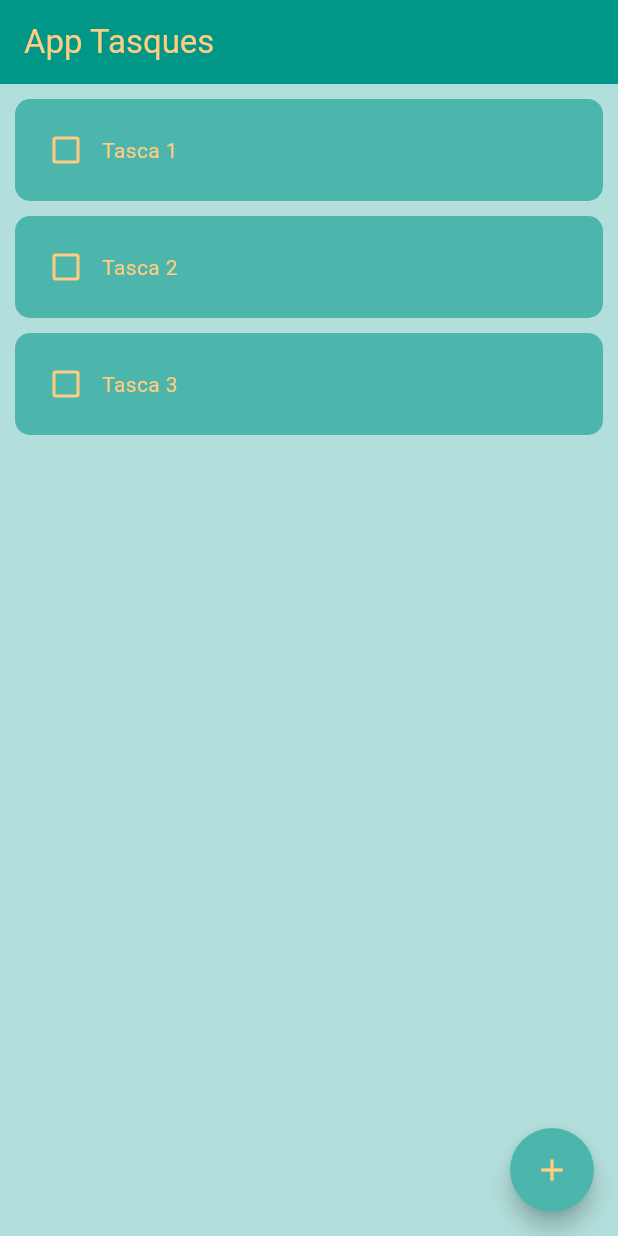
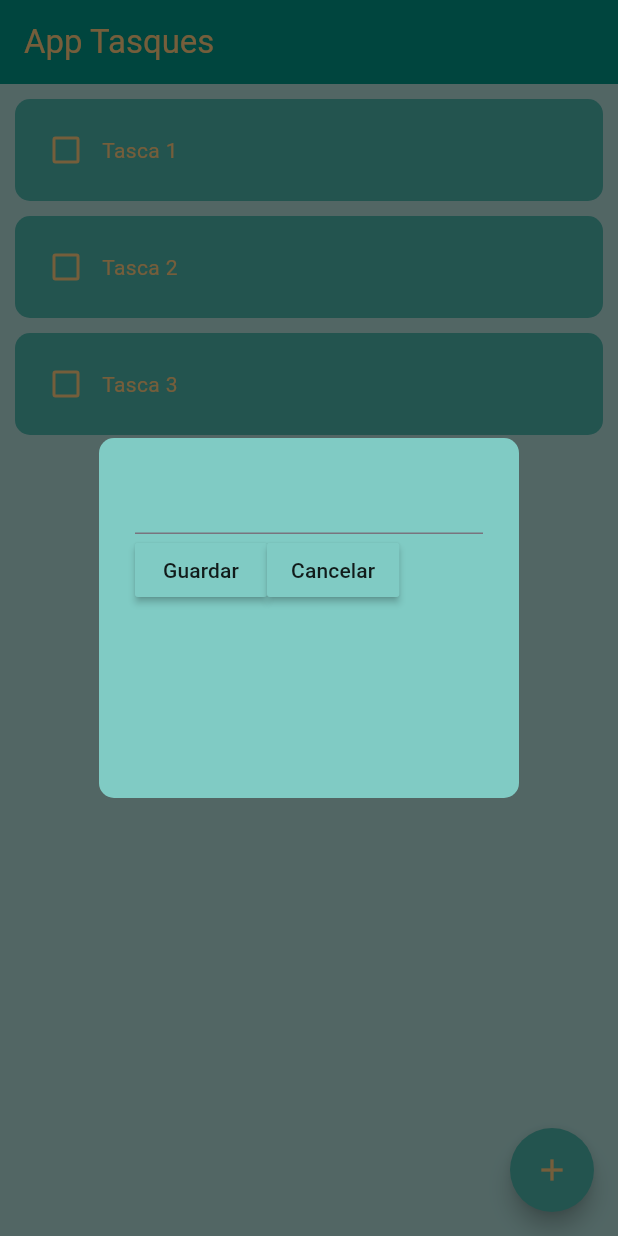
Before and after one commit to Polichus/aplicacio_tasques, a Flutter app: the screen it shows after launch, after a tap on the "add" icon, on a phone screen of 412 x 824 dp. Run offline on Flutter 3.47's test engine with Material 3 defaults, Android fonts, the phone set to English and light mode, and no system bars; drawn by our look-alikes of flutter_slidable.

Commit message:
Dialog mostrarse

```diff
--- /dev/null
+++ b/lib/components/boto_dialog.dart
@@ -0,0 +1,21 @@
+import 'package:flutter/material.dart';
+
+class BotoDialog extends StatelessWidget {
+  final String textBoto;
+  final Function()? accioBoto;
+
+  const BotoDialog({
+    super.key,
+    required this.textBoto,
+    required this.accioBoto,
+  });
+
+  @override
+  Widget build(BuildContext context) {
+    return MaterialButton(
+      onPressed: accioBoto,
+      color: Colors.teal[200],
+      child: Text(textBoto),
+    );
+  }
+}
--- /dev/null
+++ b/lib/components/dialog_nova_tasca.dart
@@ -0,0 +1,36 @@
+import 'package:aplicacio_tasques/components/boto_dialog.dart';
+import 'package:flutter/material.dart';
+
+class DialogNovaTasca extends StatelessWidget {
+  const DialogNovaTasca({super.key});
+
+  @override
+  Widget build(BuildContext context) {
+    return AlertDialog(
+      backgroundColor: Colors.teal[200],
+      shape: RoundedRectangleBorder(
+        borderRadius: BorderRadius.circular(10),
+      ),
+      content: Container(
+        height: 200,
+        child: Column(
+          children: [
+            const TextField(),
+            Row(
+              children: [
+                BotoDialog(
+                  textBoto: "Guardar",
+                  accioBoto: () {},
+                ),
+                BotoDialog(
+                  textBoto: "Cancelar",
+                  accioBoto: () {},
+                ),
+              ],
+            )
+          ],
+        ),
+      ),
+    );
+  }
+}
--- a/lib/pagines/pagina_principal.dart
+++ b/lib/pagines/pagina_principal.dart
@@ -1,3 +1,4 @@
+import 'package:aplicacio_tasques/components/dialog_nova_tasca.dart';
 import 'package:aplicacio_tasques/components/item_tasca.dart';
 import 'package:flutter/material.dart';
 
@@ -21,10 +22,19 @@ class _PaginaPrincipalState extends State<PaginaPrincipal> {
     });
   }
 
-  void accioEsborrarTasca(int posLista){
+  void accioEsborrarTasca(int posLista) {
     setState(() {
       tasquesLlista.removeAt(posLista);
     });
+  }
+
+  void crearNovaTasca() {
+    showDialog(
+      context: context,
+      builder: (context){
+        return const DialogNovaTasca();
+      },
+    );
   }
 
   @override
@@ -43,7 +53,7 @@ class _PaginaPrincipalState extends State<PaginaPrincipal> {
       floatingActionButton: FloatingActionButton(
         backgroundColor: Colors.teal[300],
         shape: const CircleBorder(),
-        onPressed: () {},
+        onPressed: crearNovaTasca,
         child: Icon(
           Icons.add,
           color: Colors.orange[200],
```
